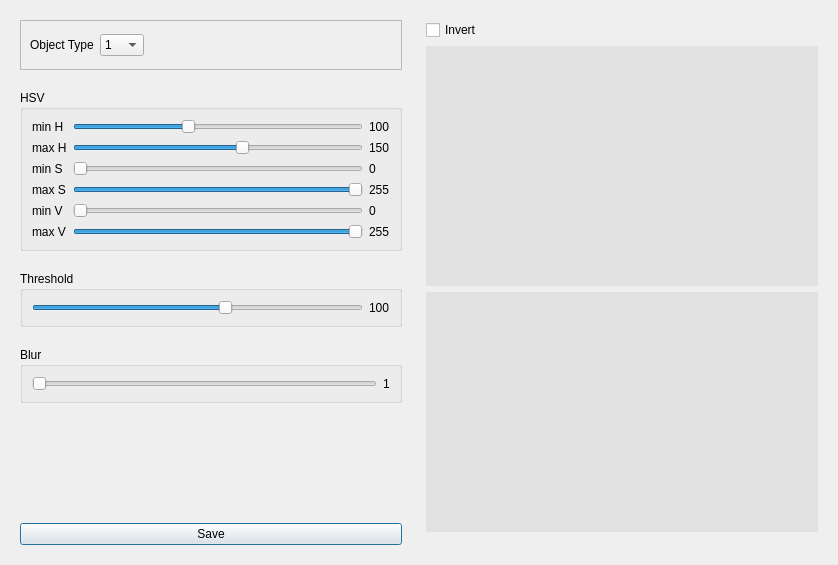
Old version of the form FilterWindow.ui in the repository deltaxrobot/Delta-X-Software.
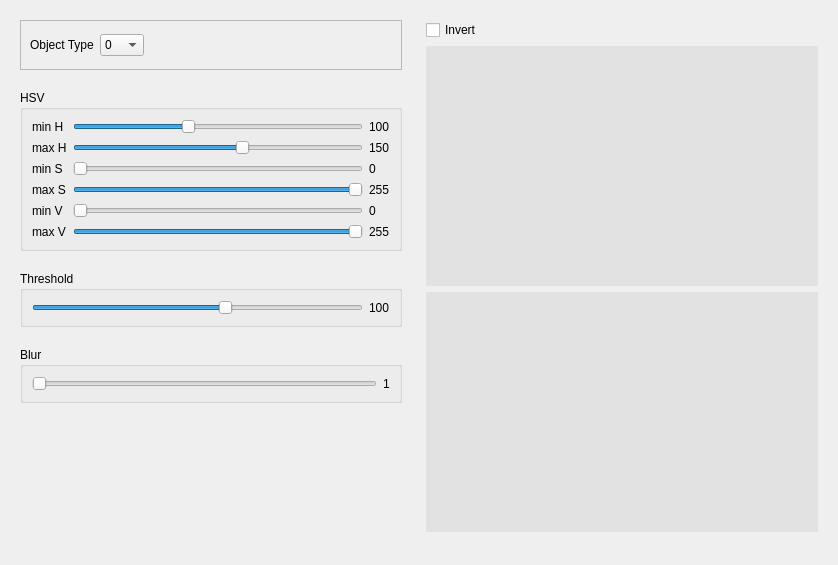
New version of the form.

Commit message: Update image save button

What changed in the file:
```diff
--- a/FilterWindow.ui
+++ b/FilterWindow.ui
@@ -50,6 +50,11 @@
          </item>
          <item>
           <widget class="QComboBox" name="cbObjectType">
+           <item>
+            <property name="text">
+             <string>0</string>
+            </property>
+           </item>
            <item>
             <property name="text">
              <string>1</string>
@@ -489,13 +494,6 @@
         </property>
        </spacer>
       </item>
-      <item>
-       <widget class="QPushButton" name="pbSaveFilter">
-        <property name="text">
-         <string>Save</string>
-        </property>
-       </widget>
-      </item>
      </layout>
     </widget>
    </item>
```
Left out of the diff: 12 changed lines with no effect on the pictures. The commit also changes 53 other files.
